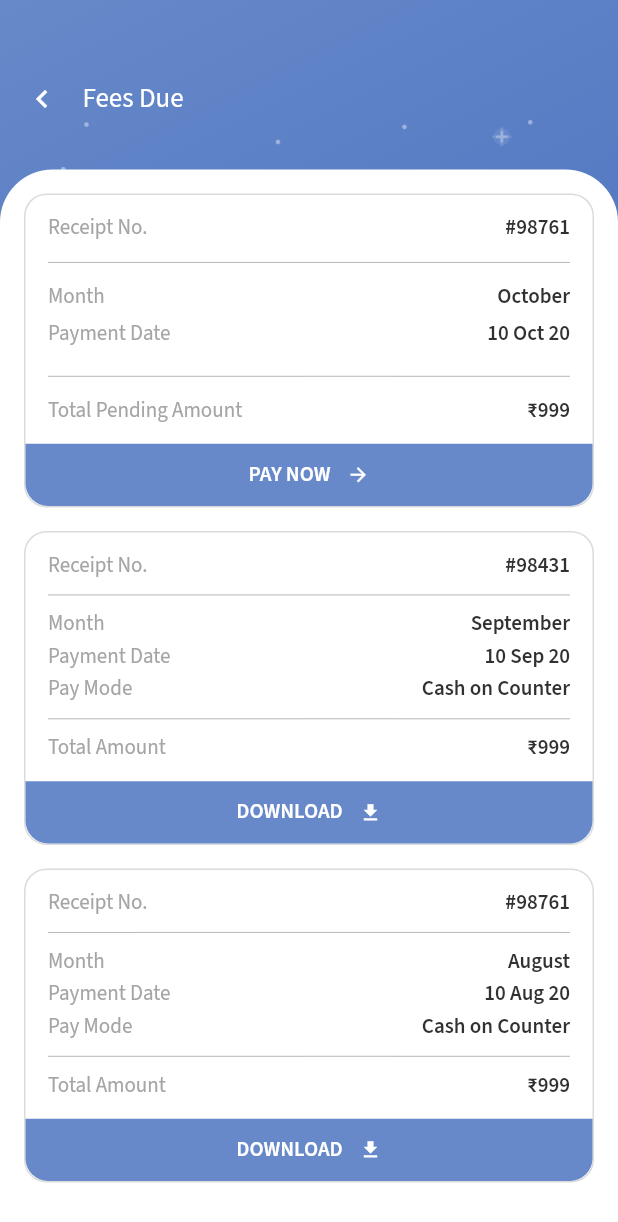
After one commit to Syahro/erp_ui, a Flutter app: the screen it shows after launch, after a tap on "₹6400", on a phone screen of 412 x 824 dp. The commit adds this screen. Shown: the top 1222 px of the screen. Run offline on Flutter 3.47's test engine with Material 2 defaults, Android fonts, the phone set to English and light mode, and no system bars; our stand-ins replace google_fonts.

Commit message:
done modified feesDue page and add some assets or support

```diff
--- /dev/null
+++ b/lib/pages/fees_due_page.dart
@@ -0,0 +1,117 @@
+import 'package:erp_ui/theme.dart';
+import 'package:erp_ui/widget/fees_card.dart';
+import 'package:flutter/material.dart';
+
+class FeesDuePage extends StatelessWidget {
+  @override
+  Widget build(BuildContext context) {
+    return Scaffold(
+      body: Stack(
+        children: [
+          Container(
+            height: double.infinity,
+            width: double.infinity,
+            decoration: BoxDecoration(
+              gradient: LinearGradient(
+                begin: Alignment.topLeft,
+                end: Alignment.bottomRight,
+                colors: [lightBlueColor, darkBlueColor],
+              ),
+            ),
+            child: Column(
+              children: [
+                Padding(
+                  padding: EdgeInsets.only(
+                    left: 16,
+                    top: 53,
+                  ),
+                  child: Row(
+                    children: [
+                      Icon(
+                        Icons.chevron_left,
+                        color: whiteColor,
+                      ),
+                      SizedBox(
+                        width: 15,
+                      ),
+                      Text(
+                        'Fees Due',
+                        style: regularTextStyle.copyWith(
+                          fontSize: 18,
+                          color: whiteColor,
+                        ),
+                      ),
+                    ],
+                  ),
+                ),
+                Padding(
+                  padding: EdgeInsets.symmetric(
+                    horizontal: 18,
+                  ),
+                  child: Image.asset(
+                    'assets/star_pattern.png',
+                    width: double.infinity,
+                    height: 62.45,
+                    color: whiteColor.withOpacity(0.4),
+                  ),
+                ),
+              ],
+            ),
+          ),
+          Padding(
+            padding: EdgeInsets.only(
+              top: 113,
+            ),
+            child: Container(
+              width: double.infinity,
+              decoration: BoxDecoration(
+                color: whiteColor,
+                borderRadius: BorderRadius.vertical(
+                  top: Radius.circular(35),
+                ),
+              ),
+              child: Padding(
+                padding: EdgeInsets.all(16),
+                child: ListView(
+                  children: [
+                    Column(
+                      children: [
+                        FeesCard(
+                          reciptNo: '#98761',
+                          monthRecipt: 'October',
+                          paymentDate: '10 Oct 20',
+                          totalAmount: '₹999',
+                          hasPay: false,
+                        ),
+                        SizedBox(
+                          height: 15.7,
+                        ),
+                        FeesCard(
+                          reciptNo: '#98431',
+                          monthRecipt: 'September',
+                          paymentDate: '10 Sep 20',
+                          totalAmount: '₹999',
+                          hasPay: true,
+                        ),
+                        SizedBox(
+                          height: 15.7,
+                        ),
+                        FeesCard(
+                          reciptNo: '#98761',
+                          monthRecipt: 'August',
+                          paymentDate: '10 Aug 20',
+                          totalAmount: '₹999',
+                          hasPay: true,
+                        ),
+                      ],
+                    ),
+                  ],
+                ),
+              ),
+            ),
+          )
+        ],
+      ),
+    );
+  }
+}
--- a/lib/pages/home_page.dart
+++ b/lib/pages/home_page.dart
@@ -3,6 +3,7 @@ import 'package:erp_ui/pages/attendance_page.dart';
 import 'package:erp_ui/pages/change_password_page.dart';
 import 'package:erp_ui/pages/date_sheet_page.dart';
 import 'package:erp_ui/pages/event_page.dart';
+import 'package:erp_ui/pages/fees_due_page.dart';
 import 'package:erp_ui/pages/my_profile_page.dart';
 import 'package:erp_ui/theme.dart';
 import 'package:erp_ui/widget/card_menu.dart';
@@ -390,10 +391,22 @@ class HomePage extends StatelessWidget {
                                   title: 'Attendance',
                                 ),
                               ),
-                              CardMenuTop(
-                                imageUrl: 'assets/ic_fees_due.png',
-                                value: '₹6400',
-                                title: 'Fees Due',
+                              InkWell(
+                                onTap: () {
+                                  Navigator.push(
+                                    context,
+                                    MaterialPageRoute(
+                                      builder: (context) {
+                                        return FeesDuePage();
+                                      },
+                                    ),
+                                  );
+                                },
+                                child: CardMenuTop(
+                                  imageUrl: 'assets/ic_fees_due.png',
+                                  value: '₹6400',
+                                  title: 'Fees Due',
+                                ),
                               ),
                             ],
                           ),
--- /dev/null
+++ b/lib/widget/fees_card.dart
@@ -0,0 +1,112 @@
+import 'package:flutter/material.dart';
+
+import '../theme.dart';
+import 'info_fees_card.dart';
+
+class FeesCard extends StatelessWidget {
+  final String reciptNo;
+  final String monthRecipt;
+  final String paymentDate;
+  final String totalAmount;
+  final bool hasPay;
+
+  FeesCard({
+    this.reciptNo,
+    this.monthRecipt,
+    this.paymentDate,
+    this.totalAmount,
+    this.hasPay,
+  });
+  @override
+  Widget build(BuildContext context) {
+    return Container(
+      height: 209.3,
+      width: double.infinity,
+      decoration: BoxDecoration(
+        borderRadius: BorderRadius.circular(15),
+        border: Border.all(
+          color: lightGreyColor.withOpacity(0.4),
+        ),
+      ),
+      child: Column(
+        children: [
+          Expanded(
+            flex: 8,
+            child: Padding(
+              padding: EdgeInsets.symmetric(
+                horizontal: 15,
+                vertical: 12,
+              ),
+              child: Column(
+                mainAxisAlignment: MainAxisAlignment.spaceBetween,
+                children: [
+                  InfoFeesCard(
+                    keyString: 'Receipt No.',
+                    valueString: reciptNo,
+                  ),
+                  Divider(
+                    color: lightGreyColor.withOpacity(0.8),
+                  ),
+                  InfoFeesCard(
+                    keyString: 'Month',
+                    valueString: monthRecipt,
+                  ),
+                  InfoFeesCard(
+                    keyString: 'Payment Date',
+                    valueString: paymentDate,
+                  ),
+                  hasPay
+                      ? InfoFeesCard(
+                          keyString: 'Pay Mode',
+                          valueString: 'Cash on Counter',
+                        )
+                      : SizedBox(),
+                  Divider(
+                    color: lightGreyColor.withOpacity(0.8),
+                  ),
+                  InfoFeesCard(
+                    keyString: hasPay ? 'Total Amount' : 'Total Pending Amount',
+                    valueString: totalAmount,
+                  ),
+                ],
+              ),
+            ),
+          ),
+          Expanded(
+            flex: 2,
+            child: Container(
+              height: 45,
+              width: double.infinity,
+              decoration: BoxDecoration(
+                color: lightBlueColor,
+                borderRadius: BorderRadius.vertical(
+                  bottom: Radius.circular(15),
+                ),
+              ),
+              child: Row(
+                mainAxisAlignment: MainAxisAlignment.center,
+                children: [
+                  Text(
+                    hasPay ? 'DOWNLOAD' : 'PAY NOW',
+                    style: semiBoldTextStyle.copyWith(
+                      fontSize: 14,
+                      color: whiteColor,
+                    ),
+                  ),
+                  SizedBox(
+                    width: 11,
+                  ),
+                  Icon(
+                    hasPay ? Icons.get_app : Icons.arrow_forward,
+                    color: whiteColor,
+                    size: 15,
+                  ),
+                ],
+              ),
+            ),
+          ),
+        ],
+      ),
+    );
+  }
+}
--- /dev/null
+++ b/lib/widget/info_fees_card.dart
@@ -0,0 +1,35 @@
+import 'package:flutter/material.dart';
+
+import '../theme.dart';
+
+class InfoFeesCard extends StatelessWidget {
+  final String keyString;
+  final String valueString;
+
+  InfoFeesCard({
+    this.keyString,
+    this.valueString,
+  });
+  @override
+  Widget build(BuildContext context) {
+    return Row(
+      mainAxisAlignment: MainAxisAlignment.spaceBetween,
+      children: [
+        Text(
+          keyString,
+          style: regularTextStyle.copyWith(
+            fontSize: 14,
+            color: lightGreyColor,
+          ),
+        ),
+        Text(
+          valueString,
+          style: semiBoldTextStyle.copyWith(
+            fontSize: 14,
+            color: blackColor,
+          ),
+        ),
+      ],
+    );
+  }
+}
```
